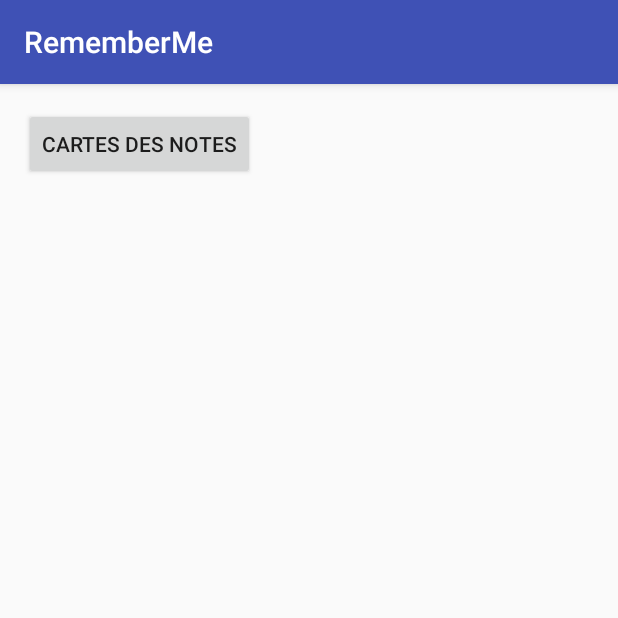
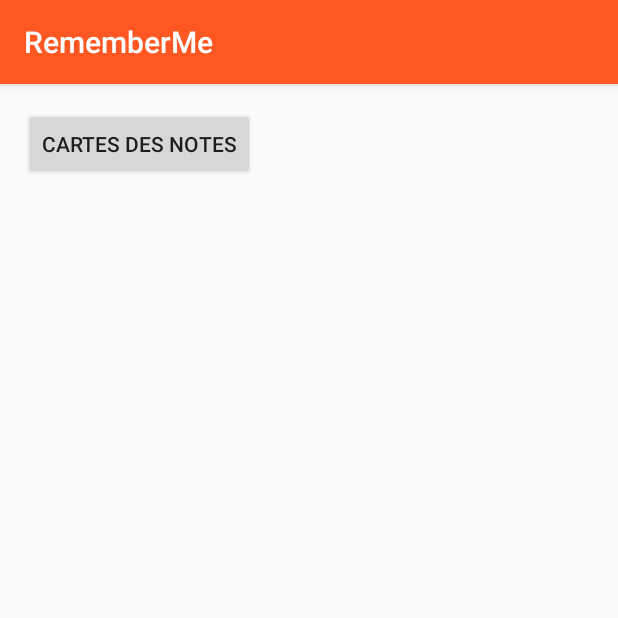
Before and after one commit to louisbl/RemeberWhere, an Android app: the screen it shows after launch (MainActivity), on a phone screen of 412 x 824 dp, the top half of it. Run offline under Robolectric (Android 15) with nearby library versions, the phone set to English and light mode, and no system bars.

Commit message:
Petite retouche couleur de fin d'heure

```diff
--- a/app/src/main/res/values/colors.xml
+++ b/app/src/main/res/values/colors.xml
@@ -1,6 +1,11 @@
 <?xml version="1.0" encoding="utf-8"?>
 <resources>
-    <color name="colorPrimary">#3F51B5</color>
-    <color name="colorPrimaryDark">#303F9F</color>
-    <color name="colorAccent">#FF4081</color>
+    <color name="colorPrimary">#FF5722</color>
+    <color name="colorPrimaryDark">#E64A19</color>
+    <color name="primary_light">#FFCCBC</color>
+    <color name="colorAccent">#536DFE</color>
+    <color name="textColorPrimary">#212121</color>
+    <color name="textColorSecondary">#727272</color>
+    <color name="icons">#FFFFFF</color>
+    <color name="divider">#B6B6B6</color>
 </resources>
```
Also changed, not shown: app/src/main/java/fr/julienguillaume/remeberme/Map.java (line endings or trailing spaces).
